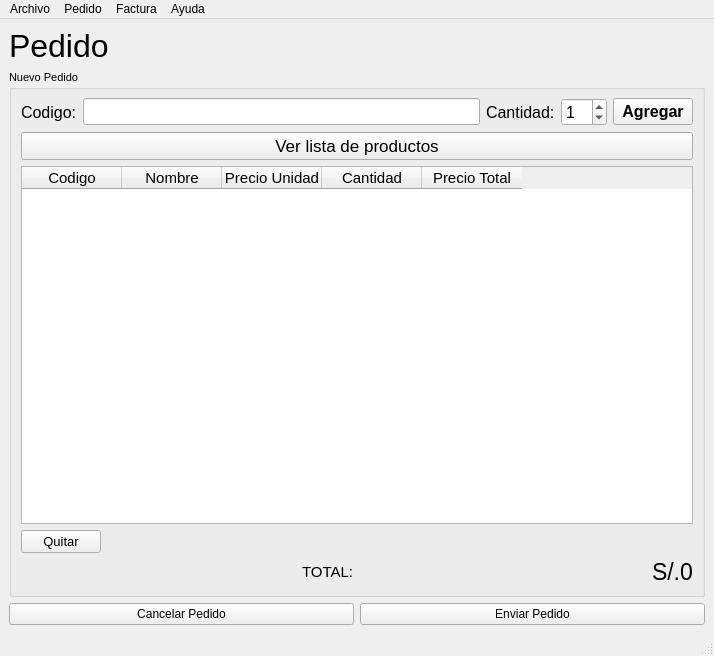
The window that ui/pedido.ui (nashvent/libreria) describes before a commit, drawn with Qt 5.
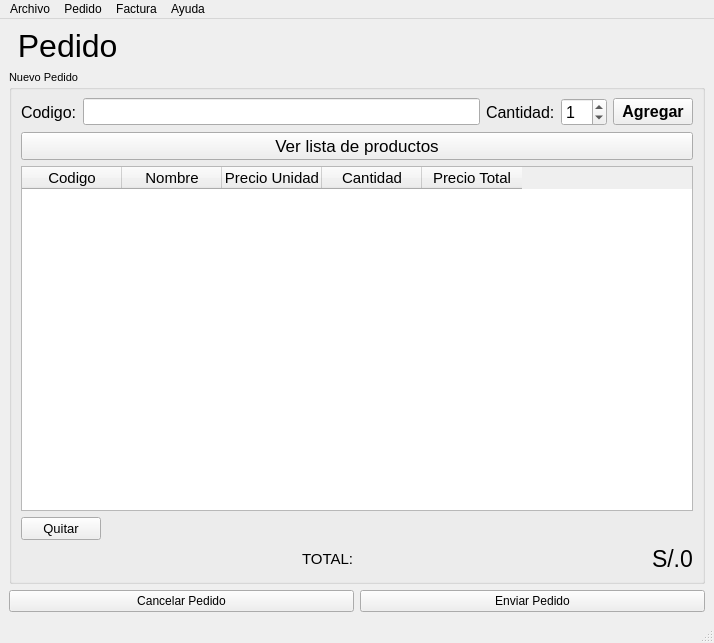
The same window after the commit.

Patch:
```diff
--- a/ui/pedido.ui
+++ b/ui/pedido.ui
@@ -7,7 +7,7 @@
     <x>0</x>
     <y>0</y>
     <width>714</width>
-    <height>656</height>
+    <height>643</height>
    </rect>
   </property>
   <property name="windowTitle">
@@ -30,7 +30,7 @@
          </font>
         </property>
         <property name="text">
-         <string>Pedido</string>
+         <string> Pedido</string>
         </property>
        </widget>
       </item>
```
Left out of the diff: 2 changed lines with no effect on the pictures.
